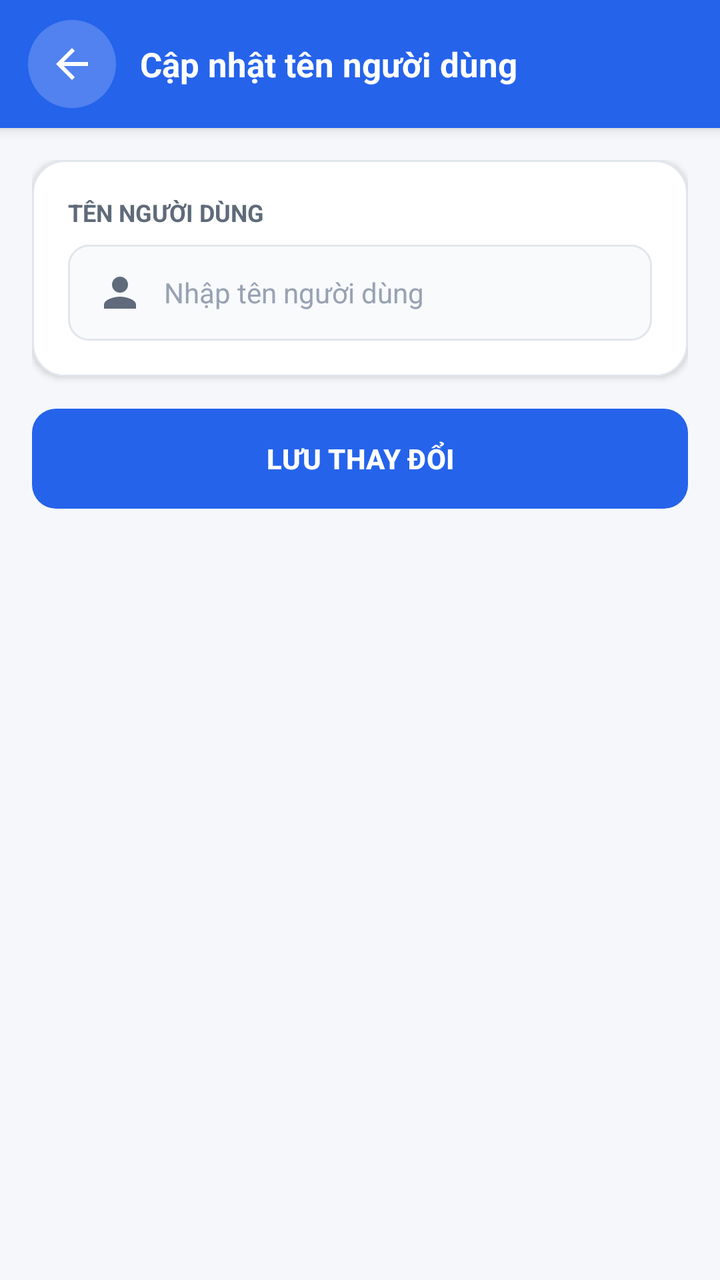
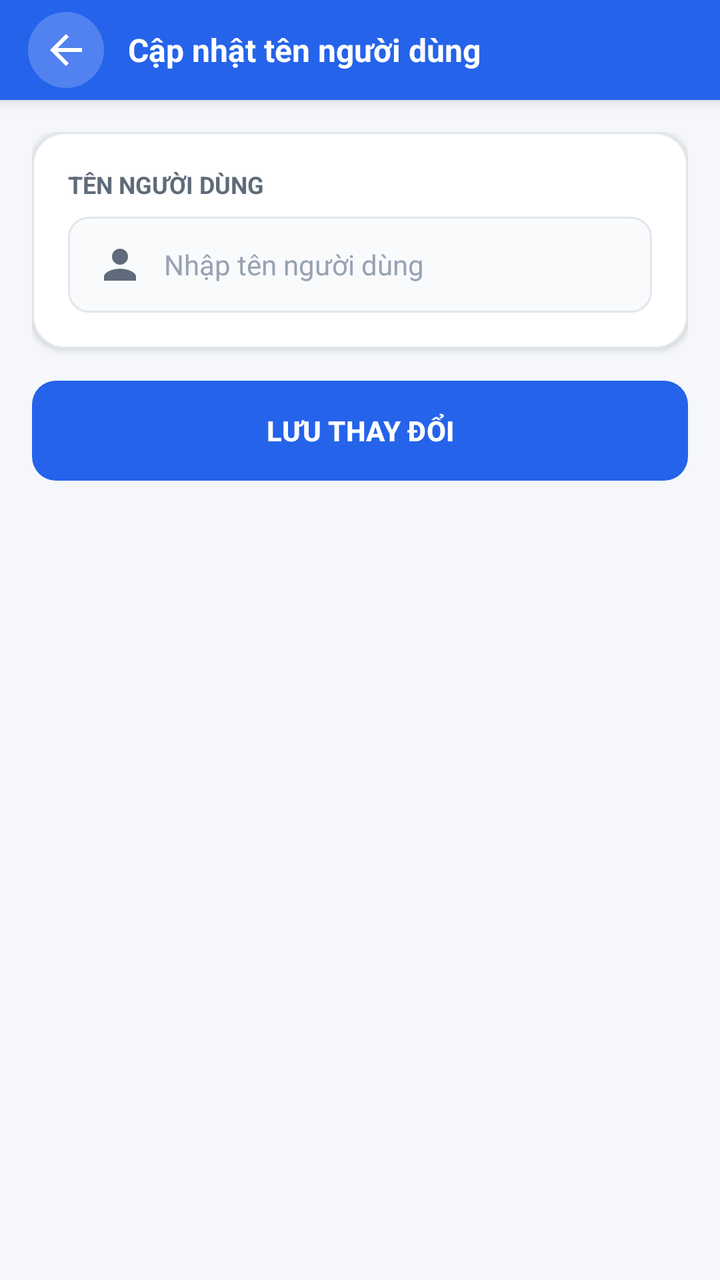

Before-and-after screenshots of an Android layout around one commit, followed by the original layout XML and the change that was made.
<!-- AndroidManifest.xml: application theme Theme.Ecommerce -->
<!-- res/layout/activity_edit_name.xml -->
<?xml version="1.0" encoding="utf-8"?>
<LinearLayout xmlns:android="http://schemas.android.com/apk/res/android"
    xmlns:app="http://schemas.android.com/apk/res-auto"
    xmlns:tools="http://schemas.android.com/tools"
    android:layout_width="match_parent"
    android:layout_height="match_parent"
    android:background="@color/page_background"
    android:orientation="vertical"
    tools:context=".EditNameActivity">

    <LinearLayout
        style="@style/AppToolbar">
        <ImageView
            android:id="@+id/btnBack"
            style="@style/AppToolbarBackButton" />
        <TextView
            style="@style/AppToolbarTitle"
            android:layout_width="0dp"
            android:layout_height="wrap_content"
            android:layout_marginStart="12dp"
            android:layout_weight="1"
            android:text="Cập nhật tên người dùng" />
    </LinearLayout>

    <ScrollView
        android:layout_width="match_parent"
        android:layout_height="0dp"
        android:layout_weight="1"
        android:fillViewport="true">
        <LinearLayout
            android:layout_width="match_parent"
            android:layout_height="wrap_content"
            android:orientation="vertical"
            android:padding="16dp">
            <LinearLayout
                android:layout_width="match_parent"
                android:layout_height="wrap_content"
                android:background="@drawable/bg_card_white"
                android:elevation="2dp"
                android:orientation="vertical"
                android:padding="18dp">
                <TextView
                    android:layout_width="wrap_content"
                    android:layout_height="wrap_content"
                    android:text="TÊN NGƯỜI DÙNG"
                    android:textColor="@color/text_secondary"
                    android:textSize="12sp"
                    android:textStyle="bold" />
                <EditText
                    android:id="@+id/edtDisplayName"
                    android:layout_width="match_parent"
                    android:layout_height="48dp"
                    android:layout_marginTop="8dp"
                    android:background="@drawable/bg_input"
                    android:drawableStart="@drawable/ic_person"
                    android:drawablePadding="10dp"
                    android:hint="Nhập tên người dùng"
                    android:inputType="textPersonName"
                    android:maxLines="1"
                    android:paddingHorizontal="14dp"
                    android:textColor="@color/text_primary"
                    android:textColorHint="@color/text_tertiary"
                    android:textSize="14sp" />
            </LinearLayout>
            <com.google.android.material.button.MaterialButton
                android:id="@+id/btnSaveName"
                android:layout_width="match_parent"
                android:layout_height="50dp"
                android:layout_marginTop="16dp"
                android:insetTop="0dp"
                android:insetBottom="0dp"
                android:text="LƯU THAY ĐỔI"
                android:textColor="@color/white"
                android:textSize="14sp"
                android:textStyle="bold"
                app:backgroundTint="@color/primary"
                app:cornerRadius="12dp" />
        </LinearLayout>
    </ScrollView>
</LinearLayout>
<!-- resources referenced by this layout -->
<resources>
  <color name="page_background">#FFF5F7FA</color>
  <color name="primary">#FF2563EB</color>
  <color name="text_primary">#FF172033</color>
  <color name="text_secondary">#FF5F6B7A</color>
  <color name="text_tertiary">#FF98A2B3</color>
  <color name="white">#FFFFFFFF</color>
  <!-- drawable bg_card_white (drawable) -->
  <?xml version="1.0" encoding="utf-8"?>
  <shape xmlns:android="http://schemas.android.com/apk/res/android">
      <solid android:color="@color/white" />
      <corners android:radius="16dp" />
      <stroke android:width="1dp" android:color="@color/card_stroke" />
  </shape>
  <!-- drawable bg_input (drawable) -->
  <?xml version="1.0" encoding="utf-8"?>
  <shape xmlns:android="http://schemas.android.com/apk/res/android">
      <solid android:color="@color/input_background" />
      <corners android:radius="10dp" />
      <stroke android:width="1dp" android:color="@color/card_stroke" />
  </shape>
  <!-- drawable ic_person (drawable) -->
  <?xml version="1.0" encoding="utf-8"?>
  <vector xmlns:android="http://schemas.android.com/apk/res/android" android:width="24dp" android:height="24dp" android:viewportWidth="24" android:viewportHeight="24">
      <path android:fillColor="#FF5F6B7A" android:pathData="M12,12c2.21,0 4,-1.79 4,-4s-1.79,-4 -4,-4 -4,1.79 -4,4 1.79,4 4,4zM12,14c-2.67,0 -8,1.34 -8,4v2h16v-2c0,-2.66 -5.33,-4 -8,-4z"/>
  </vector>
  <style name="AppToolbar">
          <item name="android:layout_width">match_parent</item>
          <item name="android:layout_height">64dp</item>
          <item name="android:background">@color/primary</item>
          <item name="android:gravity">center_vertical</item>
          <item name="android:orientation">horizontal</item>
          <item name="android:paddingLeft">14dp</item>
          <item name="android:paddingRight">14dp</item>
          <item name="android:elevation">4dp</item>
      </style>
  <style name="AppToolbarBackButton" parent="Widget.AppCompat.ImageButton">
          <item name="android:layout_width">44dp</item>
          <item name="android:layout_height">44dp</item>
          <item name="android:background">@drawable/bg_toolbar_icon_button</item>
          <item name="android:contentDescription">Quay lại</item>
          <item name="android:padding">10dp</item>
          <item name="android:src">@drawable/ic_arrow_back</item>
          <item name="android:tint">@color/white</item>
      </style>
  <style name="AppToolbarTitle">
          <item name="android:textColor">@color/white</item>
          <item name="android:textSize">17sp</item>
          <item name="android:textStyle">bold</item>
      </style>
  <style name="Theme.Ecommerce" parent="Base.Theme.Ecommerce" />
  <color name="card_stroke">#FFE1E6EC</color>
  <color name="input_background">#FFF8FAFC</color>
  <!-- drawable bg_toolbar_icon_button (drawable) -->
  <?xml version="1.0" encoding="utf-8"?>
  <shape xmlns:android="http://schemas.android.com/apk/res/android"
      android:shape="oval">
      <solid android:color="#33FFFFFF" />
  </shape>
  <!-- drawable ic_arrow_back (drawable) -->
  <?xml version="1.0" encoding="utf-8"?>
  <vector xmlns:android="http://schemas.android.com/apk/res/android" android:width="24dp" android:height="24dp" android:viewportWidth="24" android:viewportHeight="24">
      <path android:fillColor="#FF172033" android:pathData="M20,11H7.83l5.59,-5.59L12,4l-8,8 8,8 1.41,-1.41L7.83,13H20v-2z"/>
  </vector>
  <style name="Base.Theme.Ecommerce" parent="Theme.Material3.DayNight.NoActionBar">
      </style>
</resources>

<!-- the commit's change to res/layout/activity_edit_name.xml (unified diff, before → after) -->
@@ -9,6 +9,7 @@
     tools:context=".EditNameActivity">
 
     <LinearLayout
+        android:id="@+id/topBar"
         style="@style/AppToolbar">
         <ImageView
             android:id="@+id/btnBack"
<!-- resource entries referenced after the edit -->
@@ -27,7 +27,7 @@
   </vector>
   <style name="AppToolbar">
           <item name="android:layout_width">match_parent</item>
-          <item name="android:layout_height">64dp</item>
+          <item name="android:layout_height">50dp</item>
           <item name="android:background">@color/primary</item>
           <item name="android:gravity">center_vertical</item>
           <item name="android:orientation">horizontal</item>
@@ -36,17 +36,17 @@
           <item name="android:elevation">4dp</item>
       </style>
   <style name="AppToolbarBackButton" parent="Widget.AppCompat.ImageButton">
-          <item name="android:layout_width">44dp</item>
-          <item name="android:layout_height">44dp</item>
+          <item name="android:layout_width">38dp</item>
+          <item name="android:layout_height">38dp</item>
           <item name="android:background">@drawable/bg_toolbar_icon_button</item>
           <item name="android:contentDescription">Quay lại</item>
-          <item name="android:padding">10dp</item>
+          <item name="android:padding">8dp</item>
           <item name="android:src">@drawable/ic_arrow_back</item>
           <item name="android:tint">@color/white</item>
       </style>
   <style name="AppToolbarTitle">
           <item name="android:textColor">@color/white</item>
-          <item name="android:textSize">17sp</item>
+          <item name="android:textSize">16sp</item>
           <item name="android:textStyle">bold</item>
       </style>
   <style name="Theme.Ecommerce" parent="Base.Theme.Ecommerce" />
